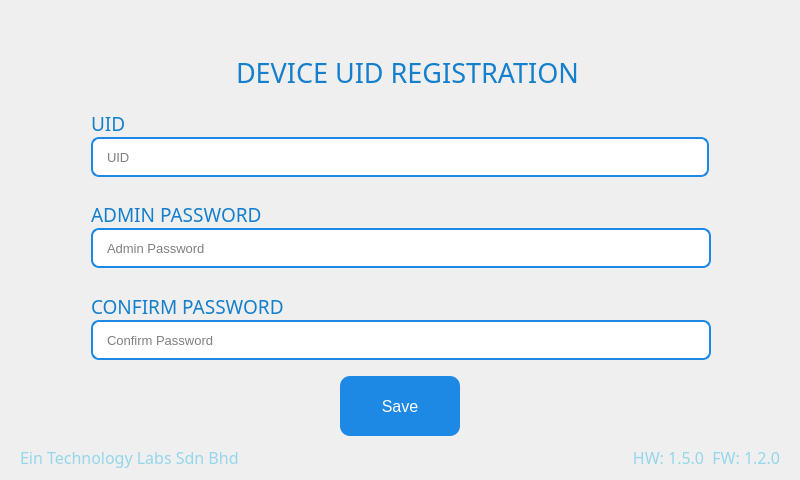
This is QT_APP/registration.ui in eSpark-Backup/nabilfesal-msm-fw as Qt 5 draws it before an edit. The edited form follows.
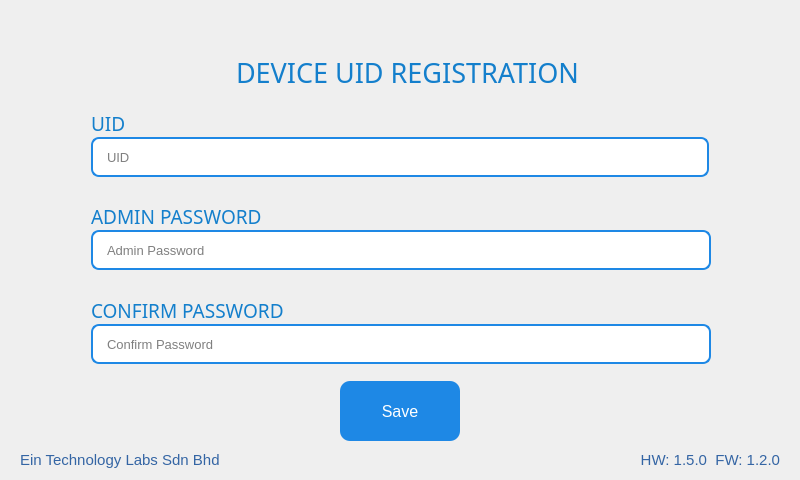
This is the edited form. Icons and pictures are not drawn.

Commit message: SFTP trigger and provisioning fixed  + aws disconnect on reboot + factory setting version color correction

```diff
--- a/QT_APP/registration.ui
+++ b/QT_APP/registration.ui
@@ -368,12 +368,15 @@
       <widget class="QLabel" name="label_7">
        <property name="font">
         <font>
-         <family>Gilroy</family>
-         <pointsize>12</pointsize>
+         <family>Ubuntu</family>
+         <pointsize>11</pointsize>
+         <italic>false</italic>
+         <bold>false</bold>
         </font>
        </property>
        <property name="styleSheet">
-        <string notr="true">color: rgb(148, 214, 235);</string>
+        <string notr="true">color: rgb(52, 101, 164);
+font: 11pt &quot;Ubuntu&quot;;</string>
        </property>
        <property name="text">
         <string>Ein Technology Labs Sdn Bhd</string>
@@ -384,12 +387,15 @@
       <widget class="QLabel" name="hf">
        <property name="font">
         <font>
-         <family>Gilroy</family>
-         <pointsize>12</pointsize>
+         <family>Ubuntu</family>
+         <pointsize>11</pointsize>
+         <italic>false</italic>
+         <bold>false</bold>
         </font>
        </property>
        <property name="styleSheet">
-        <string notr="true">color: rgb(148, 214, 235);</string>
+        <string notr="true">color: rgb(52, 101, 164);
+font: 11pt &quot;Ubuntu&quot;;</string>
        </property>
        <property name="text">
         <string>HW: 1.5.0  FW: 1.2.0</string>
```
The commit also changes 7 other files.
